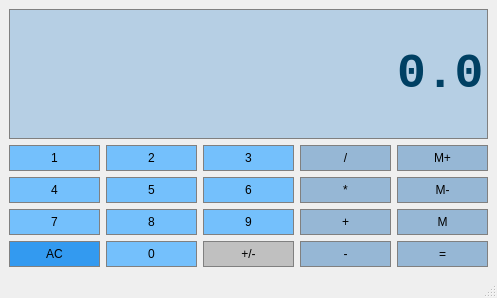
Qt form calculator/calculatorwindow.ui (caiofov/Calculator-Qt-Cpp) before a commit.
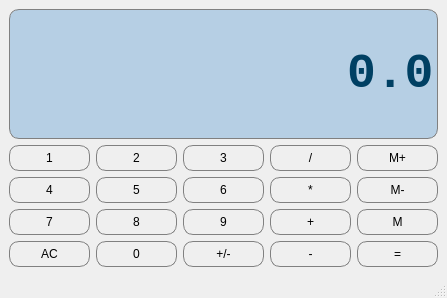
The same form after that commit.

Commit message: feat: organize styles and add classnames

The edit to the form file:
```diff
--- a/calculator/calculatorwindow.ui
+++ b/calculator/calculatorwindow.ui
@@ -6,7 +6,7 @@
    <rect>
     <x>0</x>
     <y>0</y>
-    <width>497</width>
+    <width>447</width>
     <height>298</height>
    </rect>
   </property>
@@ -14,6 +14,37 @@
    <string>CalculatorWindow</string>
   </property>
   <widget class="QWidget" name="centralwidget">
+   <property name="styleSheet">
+    <string notr="true">QPushButton{
+	border: 1px solid gray;
+	border-radius:10px;
+	padding: 5px;
+}
+QPushButton:pressed{
+	background-color: #A9A9A9;
+}
+
+.number-button{
+	background-color: #74c0fc;
+}
+
+.math-button{
+	background-color: #96b7d5;
+}
+
+.highlight-button{
+	background-color: #339af0;
+	border: 1px solid gray;
+	padding: 5px;
+}
+
+QLineEdit {
+	background-color: #b6cfe4;
+	border: 1px solid gray;
+	border-radius: 10px;
+	color: #004063;
+}</string>
+   </property>
    <layout class="QGridLayout" name="gridLayout">
     <item row="1" column="4">
      <widget class="QPushButton" name="MemAdd">
@@ -23,19 +54,6 @@
         <verstretch>0</verstretch>
        </sizepolicy>
       </property>
-      <property name="styleSheet">
-       <string notr="true">QPushButton{
-	background-color: #96b7d5;
-	border: 1px solid gray;
-	padding: 5px;
-}
-
-QPushButton:pressed{
-	background-color: #A9A9A9;
-	border: 1px solid gray;
-	padding: 5px;
-}</string>
-      </property>
       <property name="text">
        <string>M+</string>
       </property>
@@ -49,19 +67,6 @@
         <verstretch>0</verstretch>
        </sizepolicy>
       </property>
-      <property name="styleSheet">
-       <string notr="true">QPushButton{
-	background-color: #96b7d5;
-	border: 1px solid gray;
-	padding: 5px;
-}
-
-QPushButton:pressed{
-	background-color: #A9A9A9;
-	border: 1px solid gray;
-	padding: 5px;
-}</string>
-      </property>
       <property name="text">
        <string>/</string>
       </property>
@@ -75,19 +80,6 @@
         <verstretch>0</verstretch>
        </sizepolicy>
       </property>
-      <property name="styleSheet">
-       <string notr="true">QPushButton{
-	background-color: #74c0fc;
-	border: 1px solid gray;
-	padding: 5px;
-}
-
-QPushButton:pressed{
-	background-color: #A9A9A9;
-	border: 1px solid gray;
-	padding: 5px;
-}</string>
-      </property>
       <property name="text">
        <string>4</string>
       </property>
@@ -101,19 +93,6 @@
         <verstretch>0</verstretch>
        </sizepolicy>
       </property>
-      <property name="styleSheet">
-       <string notr="true">QPushButton{
-	background-color: #96b7d5;
-	border: 1px solid gray;
-	padding: 5px;
-}
-
-QPushButton:pressed{
-	background-color: #A9A9A9;
-	border: 1px solid gray;
-	padding: 5px;
-}</string>
-      </property>
       <property name="text">
        <string>*</string>
       </property>
@@ -127,19 +106,6 @@
         <verstretch>0</verstretch>
        </sizepolicy>
       </property>
-      <property name="styleSheet">
-       <string notr="true">QPushButton{
-	background-color: #74c0fc;
-	border: 1px solid gray;
-	padding: 5px;
-}
-
-QPushButton:pressed{
-	background-color: #A9A9A9;
-	border: 1px solid gray;
-	padding: 5px;
-}</string>
-      </property>
       <property name="text">
        <string>7</string>
       </property>
@@ -153,19 +119,6 @@
         <verstretch>0</verstretch>
        </sizepolicy>
       </property>
-      <property name="styleSheet">
-       <string notr="true">QPushButton{
-	background-color: #74c0fc;
-	border: 1px solid gray;
-	padding: 5px;
-}
-
-QPushButton:pressed{
-	background-color: #A9A9A9;
-	border: 1px solid gray;
-	padding: 5px;
-}</string>
-      </property>
       <property name="text">
        <string>1</string>
       </property>
@@ -179,19 +132,6 @@
         <verstretch>0</verstretch>
        </sizepolicy>
       </property>
-      <property name="styleSheet">
-       <string notr="true">QPushButton{
-	background-color: #74c0fc;
-	border: 1px solid gray;
-	padding: 5px;
-}
-
-QPushButton:pressed{
-	background-color: #A9A9A9;
-	border: 1px solid gray;
-	padding: 5px;
-}</string>
-      </property>
       <property name="text">
        <string>5</string>
       </property>
@@ -205,19 +145,6 @@
         <verstretch>0</verstretch>
        </sizepolicy>
       </property>
-      <property name="styleSheet">
-       <string notr="true">QPushButton{
-	background-color: #96b7d5;
-	border: 1px solid gray;
-	padding: 5px;
-}
-
-QPushButton:pressed{
-	background-color: #A9A9A9;
-	border: 1px solid gray;
-	padding: 5px;
-}</string>
-      </property>
       <property name="text">
        <string>M-</string>
       </property>
@@ -231,19 +158,6 @@
         <verstretch>0</verstretch>
        </sizepolicy>
       </property>
-      <property name="styleSheet">
-       <string notr="true">QPushButton{
-	background-color: #74c0fc;
-	border: 1px solid gray;
-	padding: 5px;
-}
-
-QPushButton:pressed{
-	background-color: #A9A9A9;
-	border: 1px solid gray;
-	padding: 5px;
-}</string>
-      </property>
       <property name="text">
        <string>6</string>
       </property>
@@ -257,19 +171,6 @@
         <verstretch>0</verstretch>
        </sizepolicy>
       </property>
-      <property name="styleSheet">
-       <string notr="true">QPushButton{
-	background-color: #74c0fc;
-	border: 1px solid gray;
-	padding: 5px;
-}
-
-QPushButton:pressed{
-	background-color: #A9A9A9;
-	border: 1px solid gray;
-	padding: 5px;
-}</string>
-      </property>
       <property name="text">
        <string>3</string>
       </property>
@@ -283,19 +184,6 @@
         <verstretch>0</verstretch>
        </sizepolicy>
       </property>
-      <property name="styleSheet">
-       <string notr="true">QPushButton{
-	background-color: #74c0fc;
-	border: 1px solid gray;
-	padding: 5px;
-}
-
-QPushButton:pressed{
-	background-color: #A9A9A9;
-	border: 1px solid gray;
-	padding: 5px;
-}</string>
-      </property>
       <property name="text">
        <string>2</string>
       </property>
@@ -310,17 +198,7 @@
        </sizepolicy>
       </property>
       <property name="styleSheet">
-       <string notr="true">QPushButton{
-	background-color: #339af0;
-	border: 1px solid gray;
-	padding: 5px;
-}
-
-QPushButton:pressed{
-	background-color: #228be6;
-	border: 1px solid gray;
-	padding: 5px;
-}</string>
+       <string notr="true"/>
       </property>
       <property name="text">
        <string>AC</string>
@@ -335,19 +213,6 @@
         <verstretch>0</verstretch>
        </sizepolicy>
       </property>
-      <property name="styleSheet">
-       <string notr="true">QPushButton{
-	background-color: #74c0fc;
-	border: 1px solid gray;
-	padding: 5px;
-}
-
-QPushButton:pressed{
-	background-color: #A9A9A9;
-	border: 1px solid gray;
-	padding: 5px;
-}</string>
-      </property>
       <property name="text">
        <string>8</string>
       </property>
@@ -362,17 +227,7 @@
        </sizepolicy>
       </property>
       <property name="styleSheet">
-       <string notr="true">QPushButton{
-	background-color: #74c0fc;
-	border: 1px solid gray;
-	padding: 5px;
-}
-
-QPushButton:pressed{
-	background-color: #A9A9A9;
-	border: 1px solid gray;
-	padding: 5px;
-}</string>
+       <string notr="true"/>
       </property>
       <property name="text">
        <string>0</string>
@@ -387,19 +242,6 @@
         <verstretch>0</verstretch>
        </sizepolicy>
       </property>
-      <property name="styleSheet">
-       <string notr="true">QPushButton{
-	background-color: #74c0fc;
-	border: 1px solid gray;
-	padding: 5px;
-}
-
-QPushButton:pressed{
-	background-color: #A9A9A9;
-	border: 1px solid gray;
-	padding: 5px;
-}</string>
-      </property>
       <property name="text">
        <string>9</string>
       </property>
@@ -414,17 +256,7 @@
        </sizepolicy>
       </property>
       <property name="styleSheet">
-       <string notr="true">QPushButton{
-	background-color: #C0C0C0;
-	border: 1px solid gray;
-	padding: 5px;
-}
-
-QPushButton:pressed{
-	background-color: #A9A9A9;
-	border: 1px solid gray;
-	padding: 5px;
-}</string>
+       <string notr="true"/>
       </property>
       <property name="text">
        <string>+/-</string>
@@ -439,19 +271,6 @@
         <verstretch>0</verstretch>
        </sizepolicy>
       </property>
-      <property name="styleSheet">
-       <string notr="true">QPushButton{
-	background-color: #96b7d5;
-	border: 1px solid gray;
-	padding: 5px;
-}
-
-QPushButton:pressed{
-	background-color: #A9A9A9;
-	border: 1px solid gray;
-	padding: 5px;
-}</string>
-      </property>
       <property name="text">
        <string>+</string>
       </property>
@@ -465,19 +284,6 @@
         <verstretch>0</verstretch>
        </sizepolicy>
       </property>
-      <property name="styleSheet">
-       <string notr="true">QPushButton{
-	background-color: #96b7d5;
-	border: 1px solid gray;
-	padding: 5px;
-}
-
-QPushButton:pressed{
-	background-color: #A9A9A9;
-	border: 1px solid gray;
-	padding: 5px;
-}</string>
-      </property>
       <property name="text">
        <string>-</string>
       </property>
@@ -491,19 +297,6 @@
         <verstretch>0</verstretch>
        </sizepolicy>
       </property>
-      <property name="styleSheet">
-       <string notr="true">QPushButton{
-	background-color: #96b7d5;
-	border: 1px solid gray;
-	padding: 5px;
-}
-
-QPushButton:pressed{
-	background-color: #A9A9A9;
-	border: 1px solid gray;
-	padding: 5px;
-}</string>
-      </property>
       <property name="text">
        <string>M</string>
       </property>
@@ -517,19 +310,6 @@
         <verstretch>0</verstretch>
        </sizepolicy>
       </property>
-      <property name="styleSheet">
-       <string notr="true">QPushButton{
-	background-color: #96b7d5;
-	border: 1px solid gray;
-	padding: 5px;
-}
-
-QPushButton:pressed{
-	background-color: #A9A9A9;
-	border: 1px solid gray;
-	padding: 5px;
-}</string>
-      </property>
       <property name="text">
        <string>=</string>
       </property>
@@ -551,11 +331,7 @@
        </font>
       </property>
       <property name="styleSheet">
-       <string notr="true">QLineEdit {
-	background-color: #b6cfe4;
-	border: 1px solid gray;
-	color: #004063;
-}</string>
+       <string notr="true"/>
       </property>
       <property name="text">
        <string>0.0</string>
```
Left out of the diff: 62 changed lines with no effect on the pictures.
